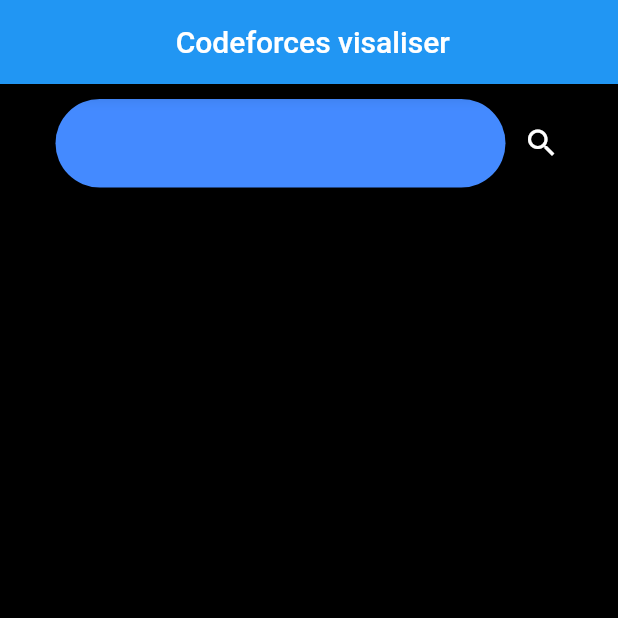
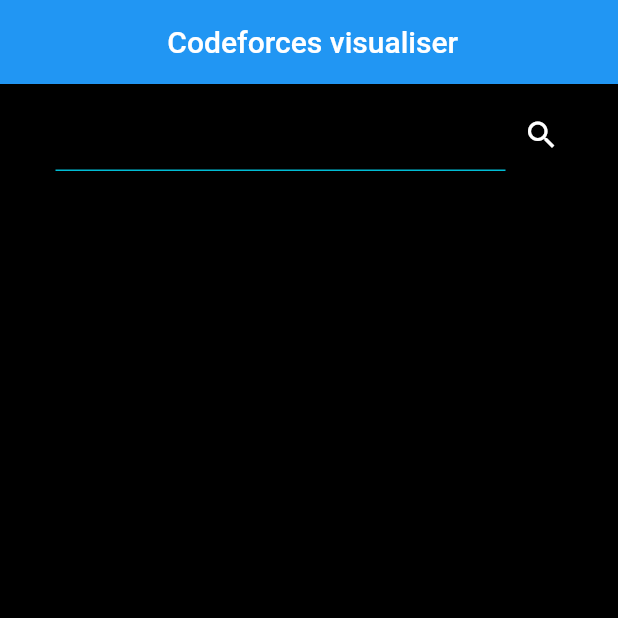
Before and after one commit to sandeep1-g/visualiser, a Flutter app: the screen it shows after launch, on a phone screen of 412 x 824 dp, the top half of it. Run offline on Flutter 3.47's test engine with Material 2 defaults, Android fonts, the phone set to English and light mode, and no system bars; our stand-ins replace hexcolor, syncfusion_flutter_charts, transparent_image.

Commit message:
second commit

```diff
--- a/lib/main.dart
+++ b/lib/main.dart
@@ -3,6 +3,7 @@
 import 'package:visualiser/piechart.dart';
 import 'package:visualiser/problemrating.dart';
 import 'package:visualiser/barchart.dart';
+//import 'package:visualiser/table.dart';
 
 void main() {
   runApp(const MaterialApp(
@@ -13,9 +14,10 @@
 Widget rw = Row();
 Widget w1 = Row();
 Widget w2 = Row();
-Container container = Container();
+Widget w3 = Row();
 Map user_data = {};
 Map contest_data = {};
+Map Rating_data = {};
 
 class MyWidget extends StatefulWidget {
   const MyWidget({super.key});
@@ -34,7 +36,7 @@
     return Scaffold(
         backgroundColor: Colors.black,
         appBar:
-            AppBar(title: const Center(child: Text(' Codeforces visaliser'))),
+            AppBar(title: const Center(child: Text(' Codeforces visualiser'))),
         body: Padding(
           padding: const EdgeInsets.fromLTRB(10, 10, 0, 0),
           child: ListView(
@@ -46,14 +48,16 @@
                   SizedBox(
                       width: 300,
                       child: TextField(
-                        cursorColor: Colors.black,
-                        style: TextStyle(color: Colors.white),
-                        decoration: InputDecoration(
-                          filled: true,
-                          fillColor: Colors.blueAccent,
-                          border: OutlineInputBorder(
-                              borderSide: BorderSide.none,
-                              borderRadius: BorderRadius.circular(50)),
+                        textAlign: TextAlign.center,
+                        cursorColor: Colors.white,
+                        style: const TextStyle(color: Colors.white),
+                        decoration: const InputDecoration(
+                          enabledBorder: UnderlineInputBorder(
+                            borderSide: BorderSide(color: Colors.cyan),
+                          ),
+                          focusedBorder: UnderlineInputBorder(
+                            borderSide: BorderSide(color: Colors.cyan),
+                          ),
                         ),
                         controller: textController,
                         maxLines: null,
@@ -67,34 +71,49 @@
                         if (user.verified == 'OK') {
                           user_data = user.userData;
                           contest_data = user.submissionData;
-                        }
-                        print(user_data);
-                        setState(() {
-                          if (user.verified == 'OK') {
+                          Rating_data = user.ratingChange;
                           ProblemData da = ProblemData(data: contest_data);
+                          // print(Rating_data['result']);
+                          // var test = testing(Rating_data['result']);
+                          // test.use();
                           da.problemRating();
                           rw = UserData(user: user_data);
-                            w1 = PieCharti(data: da.problemtag);
+                          w1 = PieChart(tagdata: da.problemtag);
                           w2 = Bar(data: da.problemrating);
+                          //w3 = Ratings(rating: Rating_data['result']);
                         } else {
-                            rw = Center(
-                              child: const Text(
+                          rw = const Center(
+                            child: Text(
                               'Enter valid username',
                               style: TextStyle(color: Colors.white),
                             ),
                           );
                           w2 = Row();
                           w1 = Row();
+                          w3 = Row();
                         }
+                        setState(() {
+                          rw;
+                          w1;
+                          w2;
+                          //w3;
                         });
                       },
                       icon: const Icon(Icons.search))
                 ],
               ),
-              const SizedBox(height: 35, width: 35),
+              const SizedBox(height: 25, width: 35),
               rw,
+              const SizedBox(height: 25, width: 35),
               w1,
+              const SizedBox(
+                height: 25,
+              ),
               w2,
+              const SizedBox(
+                height: 25,
+              ),
+              // w3,
             ],
           ),
         ));
--- a/lib/problemrating.dart
+++ b/lib/problemrating.dart
@@ -1,6 +1,6 @@
 class ProblemData {
   Map data = {};
-  Map<String, double> problemtag = {};
+  Map<String, int> problemtag = {};
   Map<String, int> problemrating = {};
   ProblemData({required this.data});
   void problemRating() {
@@ -21,13 +21,13 @@
           problemtag.update(
             len[i]['problem']['tags'][j].toString(),
             (value) => ++value,
-            ifAbsent: () => 1.0,
+            ifAbsent: () => 1,
           );
         }
       }
-      problemrating.remove('null');
-      problemrating = Map.fromEntries(problemrating.entries.toList()
-        ..sort((e1, e2) => int.parse(e1.key).compareTo(int.parse(e2.key))));
     }
+    problemrating.remove('null');
+    problemrating = Map.fromEntries(problemrating.entries.toList()
+      ..sort((e1, e2) => int.parse(e1.key).compareTo(int.parse(e2.key))));
   }
 }
--- a/lib/user_handle.dart
+++ b/lib/user_handle.dart
@@ -5,6 +5,7 @@
   String handle = "";
   late Map userData;
   late Map submissionData;
+  late Map ratingChange;
   String verified = "failed";
   Handle({required this.handle});
   Future<void> getInfo() async {
@@ -14,6 +15,10 @@
     var submission_response = await http.get(
         Uri.parse('https://codeforces.com/api/user.status?handle=$handle'));
     submissionData = jsonDecode(submission_response.body);
+    var rating_response = await http.get(
+        Uri.parse('https://codeforces.com/api/user.rating?handle=$handle'));
+    ratingChange = jsonDecode(rating_response.body);
+    //print(ratingChange);
     verified = userData['status'];
   }
 }
--- a/pubspec.yaml
+++ b/pubspec.yaml
@@ -34,13 +34,11 @@
 
   # The following adds the Cupertino Icons font to your application.
   # Use with the CupertinoIcons class for iOS style icons.
-  cupertino_icons: ^1.0.2
   http: ^0.13.6
   fl_chart: ^0.62.0
   hexcolor: ^3.0.1
   transparent_image: ^2.0.1
-  pie_chart: ^5.3.2
-  charts_flutter: ^0.10.0
+  syncfusion_flutter_charts: ^21.2.4
 
 dev_dependencies:
   flutter_test:
```
Also changed, not shown: lib/barchart.dart (+45 -31 lines), lib/piechart.dart (+101 -62 lines), pubspec.lock. Lines whose indentation alone changed are shown as unchanged.
